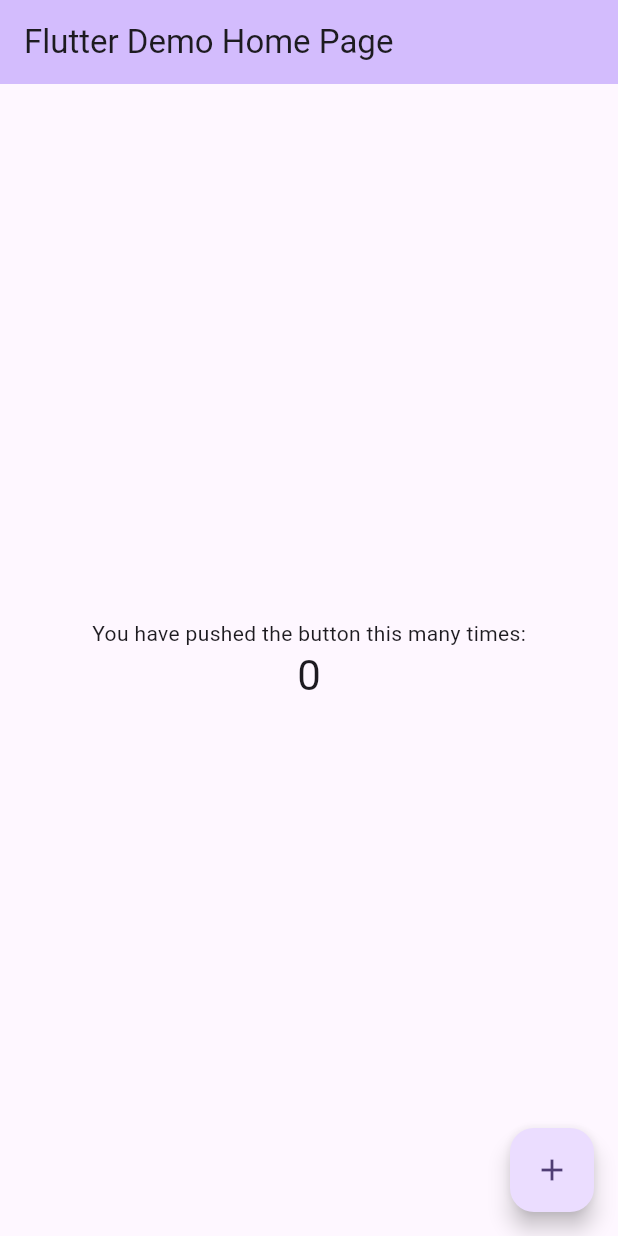
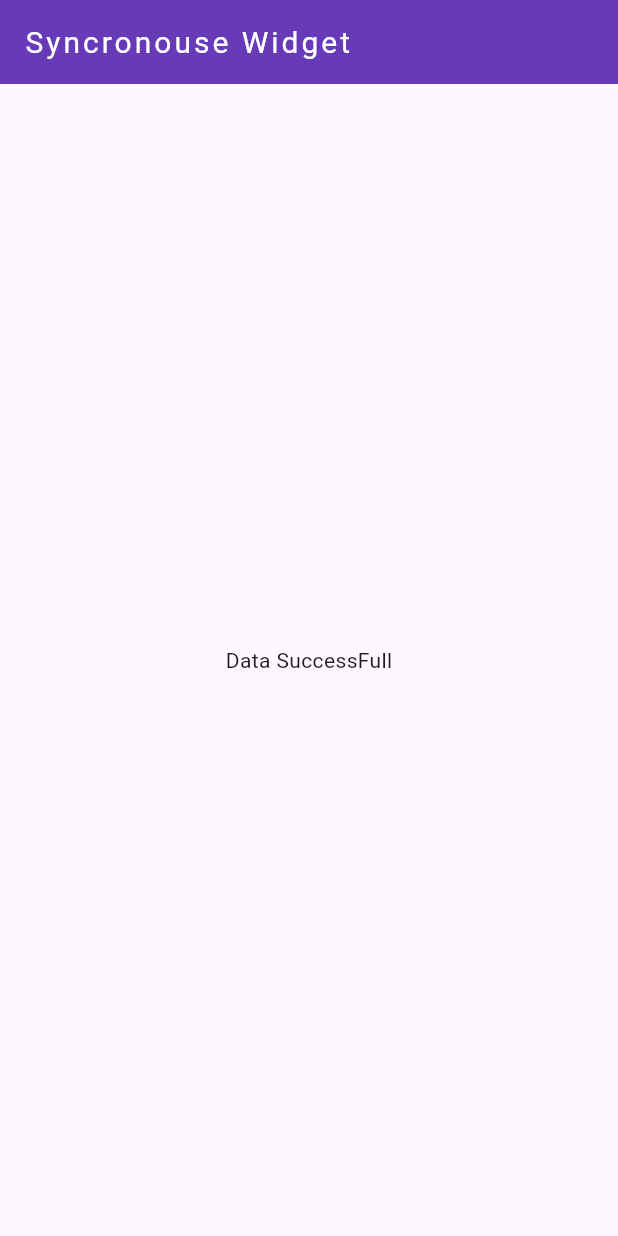
Before and after one commit to SahdevGit07/logical_task, a Flutter app: the screen it shows after launch, on a phone screen of 412 x 824 dp. Run offline on Flutter 3.47's test engine with Material 3 defaults, Android fonts, the light colour scheme and no system bars.

Commit message:
19/07/2024
done

```diff
--- a/logical_task1/lib/Syncronouse/syncronouse.dart
+++ b/logical_task1/lib/Syncronouse/syncronouse.dart
@@ -0,0 +1,52 @@
+import 'package:flutter/material.dart';
+
+class SyncronuousePractise extends StatefulWidget {
+  const SyncronuousePractise({super.key});
+
+  @override
+  State<SyncronuousePractise> createState() => _SyncronuousePractiseState();
+}
+
+class _SyncronuousePractiseState extends State<SyncronuousePractise> {
+  Future<String> SyncronouseFunction() async {
+    String file = await Future.delayed(Duration(seconds: 7), () {
+      return "Data SuccessFull";
+    });
+    return file;
+  }
+
+  @override
+  Widget build(BuildContext context) {
+    return Scaffold(
+      appBar: AppBar(
+        backgroundColor: Colors.deepPurple,
+        foregroundColor: Colors.white,
+        title: Text(
+          "Syncronouse Widget",
+          style: TextStyle(
+            letterSpacing: 2,
+            fontSize: 20,
+          ),
+        ),
+      ),
+      body: FutureBuilder(
+        future: SyncronouseFunction(),
+        builder: (context, snapshot) {
+          if (snapshot.connectionState == ConnectionState.waiting) {
+            return Center(
+              child: CircularProgressIndicator(
+                color: Colors.deepPurple,
+              ),
+            );
+          } else if (snapshot.hasData) {
+            return Center(child: Text(snapshot.data!));
+          } else if (snapshot.hasError) {
+            return Center(child: Text("Something Went to Wrong"));
+          } else {
+            return Center(child: Text("Hello World"));
+          }
+        },
+      ),
+    );
+  }
+}
--- a/logical_task1/lib/main.dart
+++ b/logical_task1/lib/main.dart
@@ -1,4 +1,5 @@
 import 'package:flutter/material.dart';
+import 'package:logical_task1/Syncronouse/syncronouse.dart';
 
 void main() {
   runApp(const MyApp());
@@ -11,115 +12,7 @@
   @override
   Widget build(BuildContext context) {
     return MaterialApp(
-      title: 'Flutter Demo',
-      theme: ThemeData(
-        // This is the theme of your application.
-        //
-        // TRY THIS: Try running your application with "flutter run". You'll see
-        // the application has a purple toolbar. Then, without quitting the app,
-        // try changing the seedColor in the colorScheme below to Colors.green
-        // and then invoke "hot reload" (save your changes or press the "hot
-        // reload" button in a Flutter-supported IDE, or press "r" if you used
-        // the command line to start the app).
-        //
-        // Notice that the counter didn't reset back to zero; the application
-        // state is not lost during the reload. To reset the state, use hot
-        // restart instead.
-        //
-        // This works for code too, not just values: Most code changes can be
-        // tested with just a hot reload.
-        colorScheme: ColorScheme.fromSeed(seedColor: Colors.deepPurple),
-        useMaterial3: true,
-      ),
-      home: const MyHomePage(title: 'Flutter Demo Home Page'),
+      home: SyncronuousePractise(),
     );
   }
 }
-
-class MyHomePage extends StatefulWidget {
-  const MyHomePage({super.key, required this.title});
-
-  // This widget is the home page of your application. It is stateful, meaning
-  // that it has a State object (defined below) that contains fields that affect
-  // how it looks.
-
-  // This class is the configuration for the state. It holds the values (in this
-  // case the title) provided by the parent (in this case the App widget) and
-  // used by the build method of the State. Fields in a Widget subclass are
-  // always marked "final".
-
-  final String title;
-
-  @override
-  State<MyHomePage> createState() => _MyHomePageState();
-}
-
-class _MyHomePageState extends State<MyHomePage> {
-  int _counter = 0;
-
-  void _incrementCounter() {
-    setState(() {
-      // This call to setState tells the Flutter framework that something has
-      // changed in this State, which causes it to rerun the build method below
-      // so that the display can reflect the updated values. If we changed
-      // _counter without calling setState(), then the build method would not be
-      // called again, and so nothing would appear to happen.
-      _counter++;
-    });
-  }
-
-  @override
-  Widget build(BuildContext context) {
-    // This method is rerun every time setState is called, for instance as done
-    // by the _incrementCounter method above.
-    //
-    // The Flutter framework has been optimized to make rerunning build methods
-    // fast, so that you can just rebuild anything that needs updating rather
-    // than having to individually change instances of widgets.
-    return Scaffold(
-      appBar: AppBar(
-        // TRY THIS: Try changing the color here to a specific color (to
-        // Colors.amber, perhaps?) and trigger a hot reload to see the AppBar
-        // change color while the other colors stay the same.
-        backgroundColor: Theme.of(context).colorScheme.inversePrimary,
-        // Here we take the value from the MyHomePage object that was created by
-        // the App.build method, and use it to set our appbar title.
-        title: Text(widget.title),
-      ),
-      body: Center(
-        // Center is a layout widget. It takes a single child and positions it
-        // in the middle of the parent.
-        child: Column(
-          // Column is also a layout widget. It takes a list of children and
-          // arranges them vertically. By default, it sizes itself to fit its
-          // children horizontally, and tries to be as tall as its parent.
-          //
-          // Column has various properties to control how it sizes itself and
-          // how it positions its children. Here we use mainAxisAlignment to
-          // center the children vertically; the main axis here is the vertical
-          // axis because Columns are vertical (the cross axis would be
-          // horizontal).
-          //
-          // TRY THIS: Invoke "debug painting" (choose the "Toggle Debug Paint"
-          // action in the IDE, or press "p" in the console), to see the
-          // wireframe for each widget.
-          mainAxisAlignment: MainAxisAlignment.center,
-          children: <Widget>[
-            const Text(
-              'You have pushed the button this many times:',
-            ),
-            Text(
-              '$_counter',
-              style: Theme.of(context).textTheme.headlineMedium,
-            ),
-          ],
-        ),
-      ),
-      floatingActionButton: FloatingActionButton(
-        onPressed: _incrementCounter,
-        tooltip: 'Increment',
-        child: const Icon(Icons.add),
-      ), // This trailing comma makes auto-formatting nicer for build methods.
-    );
-  }
-}
```
